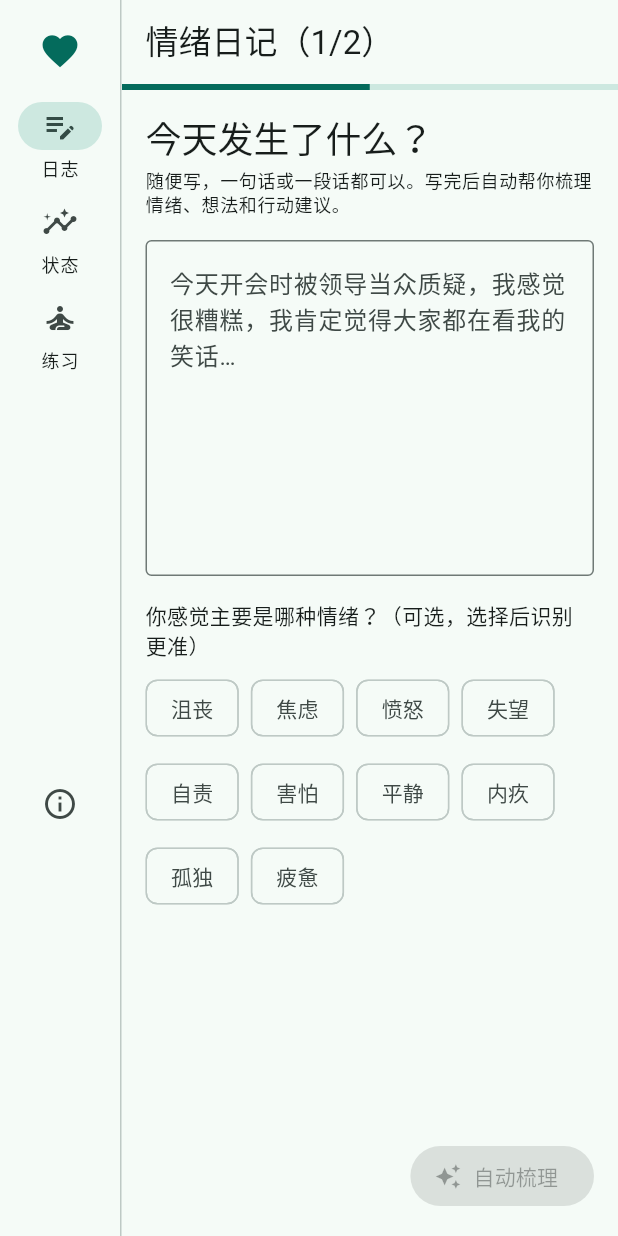
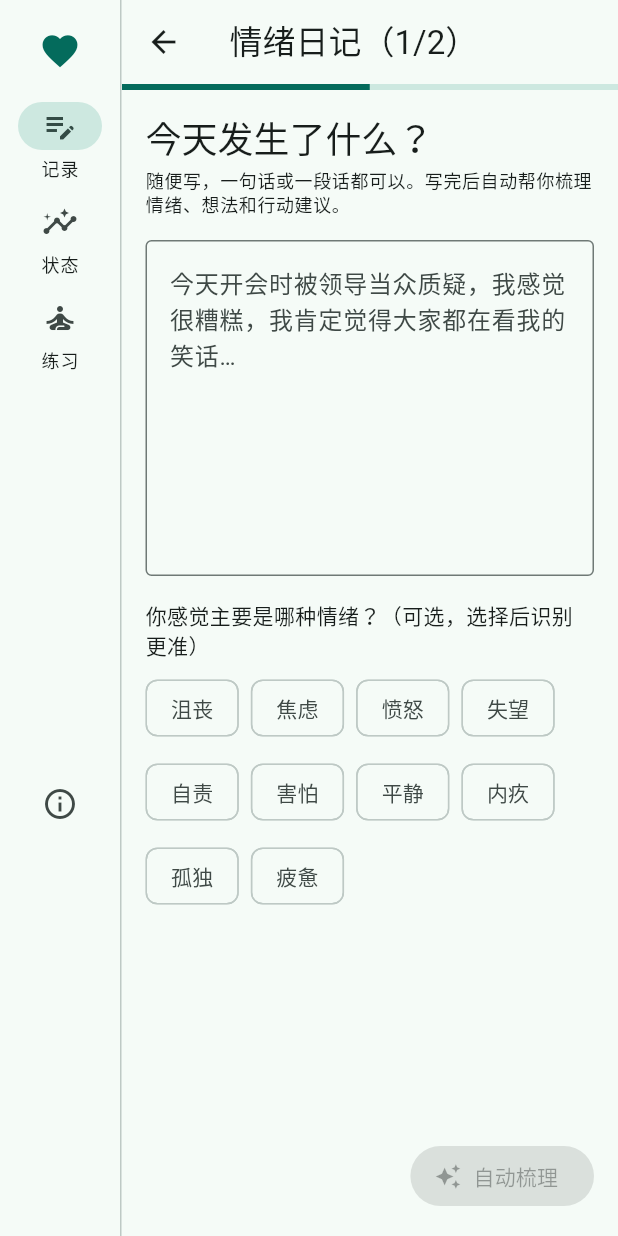
Before and after one commit to quanttide/qthealth, a Flutter app: the screen it shows after launch, scrolled down 274 dp, after a tap on "写日记", on a phone screen of 412 x 824 dp. Run offline on Flutter 3.47's test engine with Material 3 defaults, Android fonts, the phone set to English and light mode, and no system bars; our stand-ins replace equatable, fl_chart, flutter_bloc, go_router, shared_preferences.

Commit message:
feat(studio): 导航回归「记录」，量表作为记录类型（不单独设入口）
- 导航术语：日志 → 记录（用户既定术语）
- 「记录」页改为记录类型入口：情绪日记 + 量表（+ 预留病程/用药/就诊）
- 情绪日记表单移至 /record/journal（push 进入，返回箭头回记录页）；
  量表列表页标题「量表」；状态页移除独立心理测试图标
- 练习打卡提示「行为日志」→「行为记录」
- 测试更新并新增记录页入口用例（60 个全部通过）

```diff
--- a/src/studio/lib/practice/practice_screen.dart
+++ b/src/studio/lib/practice/practice_screen.dart
@@ -62,7 +62,7 @@ class PracticeScreen extends StatelessWidget {
     );
     if (!context.mounted) return;
     ScaffoldMessenger.of(context).showSnackBar(
-      SnackBar(content: Text('已记录 $name $minutes 分钟（行为日志）')),
+      SnackBar(content: Text('已记录 $name $minutes 分钟（行为记录）')),
     );
   }
 
--- a/src/studio/lib/record/record_form_screen.dart
+++ b/src/studio/lib/record/record_form_screen.dart
@@ -44,9 +44,8 @@ class _FormScaffold extends StatelessWidget {
         return Scaffold(
           appBar: AppBar(
             title: Text('情绪日记（${state.step + 1}/2）'),
-            // 日志是常驻侧边导航的标签页（go 直达、无路由栈），
-            // 不显示返回箭头（侧边栏即导航）；保存完成页另设返回按钮。
-            automaticallyImplyLeading: false,
+            // 表单从「记录」页 push 进入，返回箭头 pop 回记录页
+            leading: BackButton(onPressed: () => context.pop()),
           ),
           body: SafeArea(
             child: Column(
--- a/src/studio/lib/router.dart
+++ b/src/studio/lib/router.dart
@@ -1,5 +1,6 @@
 /// 路由表（go_router）：
 /// 常驻侧边导航外壳（记录 / 状态 / 练习）+ 全屏页（量表作答 / 危机干预）。
+/// 量表作为记录的一种类型，从「记录」页（/record 入口）进入，不单独设导航入口。
 library;
 
 import 'package:go_router/go_router.dart';
@@ -9,6 +10,7 @@ import 'status/assessment_quiz_screen.dart';
 import 'practice/crisis_screen.dart';
 import 'practice/practice_screen.dart';
 import 'record/record_form_screen.dart';
+import 'record/record_screen.dart';
 import 'status/status_screen.dart';
 import 'shell/app_shell.dart';
 
@@ -20,6 +22,10 @@ final GoRouter appRouter = GoRouter(
       routes: [
         GoRoute(
           path: '/record',
+          builder: (context, state) => const RecordScreen(),
+        ),
+        GoRoute(
+          path: '/record/journal',
           builder: (context, state) => const RecordFormScreen(),
         ),
         GoRoute(
--- a/src/studio/lib/shell/app_shell.dart
+++ b/src/studio/lib/shell/app_shell.dart
@@ -1,7 +1,7 @@
 /// 应用外壳：常驻侧边导航（NavigationRail）+ 内容区。
 ///
-/// 三职能导航对应身心灵闭环三环：
-/// 记录（观测）/ 状态（反馈）/ 练习（干预）。
+/// 导航：记录（观测）/ 状态（反馈）/ 练习（干预）。
+/// 量表作为记录的一种类型，从「记录」页进入，不单独设导航入口。
 library;
 
 import 'package:flutter/material.dart';
@@ -22,7 +22,7 @@ class AppShell extends StatelessWidget {
     (
       icon: Icons.edit_note,
       selectedIcon: Icons.edit_note,
-      label: '日志',
+      label: '记录',
       path: '/record',
     ),
     (
--- a/src/studio/lib/status/assessment_list_screen.dart
+++ b/src/studio/lib/status/assessment_list_screen.dart
@@ -1,4 +1,4 @@
-/// 心理测试列表页：内置量表 + 历史结果。
+/// 量表列表页（记录的一种类型：测评记录）+ 历史结果。
 library;
 
 import 'package:flutter/material.dart';
@@ -31,7 +31,7 @@ class _ListBody extends StatelessWidget {
       builder: (context, state) {
         final history = state is AssessmentListState ? state.history : const <AssessmentResult>[];
         return Scaffold(
-          appBar: AppBar(title: const Text('心理测试')),
+          appBar: AppBar(title: const Text('量表')),
           body: ListView(
             padding: const EdgeInsets.only(bottom: 32),
             children: [
--- a/src/studio/lib/status/status_screen.dart
+++ b/src/studio/lib/status/status_screen.dart
@@ -23,11 +23,6 @@ class StatusScreen extends StatelessWidget {
         title: const Text('状态'),
         actions: [
           IconButton(
-            icon: const Icon(Icons.psychology_outlined),
-            tooltip: '心理测试',
-            onPressed: () => context.push('/assessments'),
-          ),
-          IconButton(
             icon: const Icon(Icons.delete_sweep_outlined),
             tooltip: '清空本地数据',
             onPressed: () => _confirmClear(context),
@@ -47,8 +42,8 @@ class StatusScreen extends StatelessWidget {
         },
       ),
       floatingActionButton: FloatingActionButton.extended(
-        // 与侧边导航一致的标签页跳转（go），避免 push 造成路由栈不一致
-        onPressed: () => context.go('/record'),
+        // 写日记直达情绪日记表单（量表从「记录」页进入）
+        onPressed: () => context.push('/record/journal'),
         icon: const Icon(Icons.edit_note),
         label: const Text('写日记'),
       ),
```
Also changed, not shown: src/studio/lib/record/record_screen.dart (added, +75 -0 lines), 3 other files.
